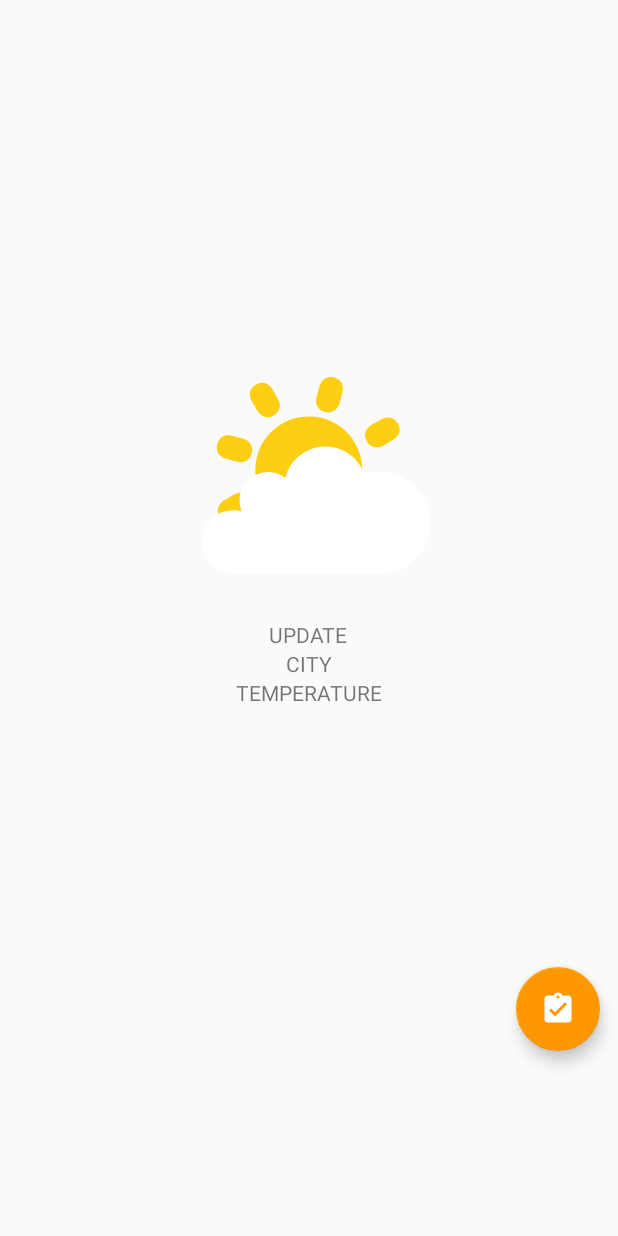
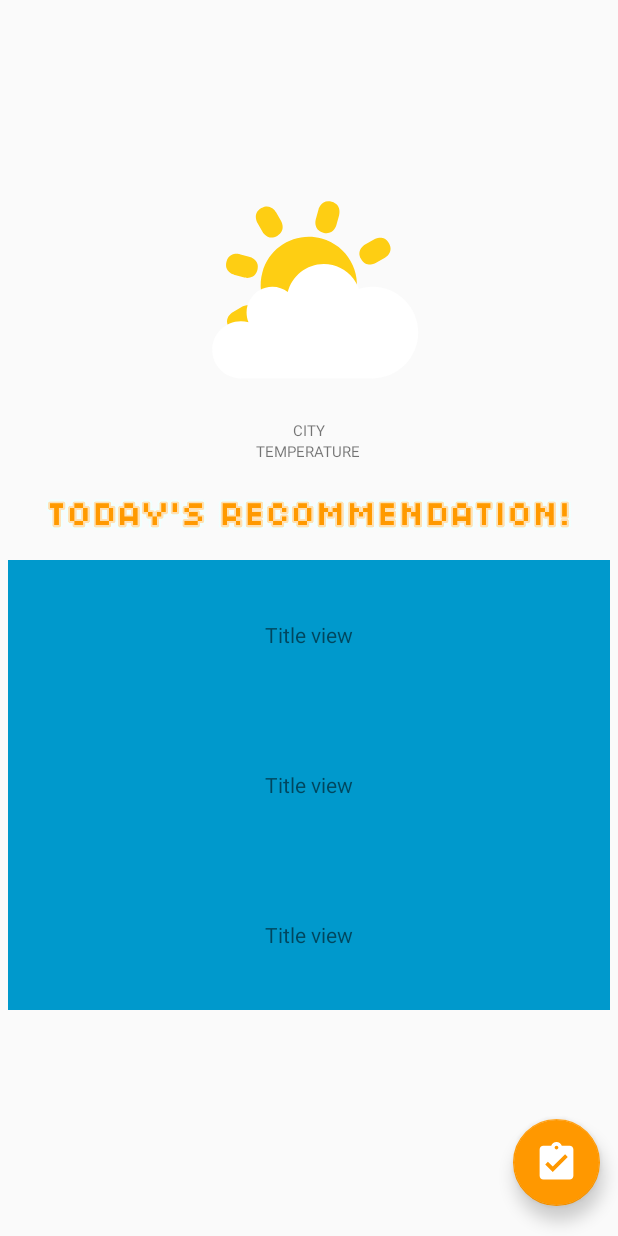
Before and after one commit to ksuh0805/whattowear, an Android app: the layout fragment1.xml on its own in the app's theme, with its tools: preview values and no code run, on a phone screen of 412 x 824 dp. Run offline under Robolectric (Android 15) with nearby library versions, the phone set to English and light mode, and no system bars; plain views replace FoldingCell.

Commit message:
기온별 옷 추천 추가

```diff
--- a/app/src/main/AndroidManifest.xml
+++ b/app/src/main/AndroidManifest.xml
@@ -23,6 +23,7 @@
 
         </activity>
         <activity android:name=".NewPostActivity" />
+        <activity android:name=".ClosetActivity" />
         <activity android:name=".PostDetailActivity" />
         <activity android:name=".SignInActivity" >
             <intent-filter>
--- a/app/src/main/java/com/example/weatherwhat/ClothViewHolder.java
+++ b/app/src/main/java/com/example/weatherwhat/ClothViewHolder.java
@@ -15,6 +15,7 @@ public class ClothViewHolder extends RecyclerView.ViewHolder {
     public TextView nameView;
     public TextView categoryView;
     public ImageView imageView;
+    public ImageView head_image;
     public TextView numStarsView;
     public TextView infoView;
 
@@ -35,6 +36,7 @@ public class ClothViewHolder extends RecyclerView.ViewHolder {
         nameView = itemView.findViewById(R.id.cell_name);
         //categoryView = itemView.findViewById(R.id.postAuthor);
         imageView = itemView.findViewById(R.id.imageview_ex);
+        head_image = itemView.findViewById(R.id.head_image);
         //numStarsView = itemView.findViewById(R.id.postNumStars);
         infoView = itemView.findViewById(R.id.cell_info);
     }
@@ -45,5 +47,6 @@ public class ClothViewHolder extends RecyclerView.ViewHolder {
         //numStarsView.setText(String.valueOf(post.starCount));
         infoView.setText(cloth.info);
         Glide.with(context).load(cloth.imgUrl).into(imageView);
+        Glide.with(context).load(cloth.imgUrl).into(head_image);
     }
 }
--- a/app/src/main/res/layout/cell.xml
+++ b/app/src/main/res/layout/cell.xml
@@ -5,7 +5,8 @@
     android:layout_width="match_parent"
     android:layout_height="wrap_content"
     android:clipChildren="false"
-    android:clipToPadding="false">
+    android:clipToPadding="true"
+    >
 
     <FrameLayout
         android:id="@+id/cell_content_view_ex"
@@ -13,6 +14,12 @@
         android:layout_height="wrap_content"
         android:background="@color/colorPrimaryDark"
         android:visibility="gone">
+        <ImageView
+            android:id="@+id/head_image"
+            android:layout_width="match_parent"
+            android:layout_height="100dp"
+            android:scaleType="centerCrop"
+            />
         <TextView
             android:id="@+id/cell_info"
             android:layout_width="match_parent"
@@ -34,6 +41,7 @@
             android:text="Title view"/>
         <ImageView
             android:id="@+id/imageview_ex"
+            android:padding="5dp"
             android:layout_width="100dp"
             android:layout_height="100dp"
             ></ImageView>
--- a/app/src/main/res/layout/fragment1.xml
+++ b/app/src/main/res/layout/fragment1.xml
@@ -12,27 +12,28 @@
     <com.airbnb.lottie.LottieAnimationView
         android:id="@+id/lottie"
         android:layout_width="match_parent"
-        android:layout_height="200dp"
+        android:layout_height="180dp"
         android:layout_centerHorizontal="true"
         android:layout_centerVertical="true"
         android:scaleType="fitCenter"
         app:lottie_autoPlay="true"
         app:lottie_fileName="sunny2.json"
         app:lottie_loop="true" />
-
+<!--
     <TextView
         android:id="@+id/updated_field"
         android:layout_width="wrap_content"
         android:layout_height="wrap_content"
         android:layout_gravity="center_horizontal"
-        android:text="UPDATE" />
+        android:text="UPDATE" />!-->
 
     <TextView
         android:id="@+id/city_field"
         android:layout_width="wrap_content"
         android:layout_height="wrap_content"
         android:layout_gravity="center_horizontal"
-        android:text="CITY" />
+        android:text="CITY"
+        android:textSize="10dp"/>
 
     <TextView
         android:id="@+id/current_temperature_field"
@@ -40,6 +41,7 @@
         android:layout_height="wrap_content"
         android:layout_gravity="center_horizontal"
         android:text="TEMPERATURE"
+        android:textSize="10dp"
         app:layout_constraintEnd_toEndOf="parent"
         app:layout_constraintStart_toStartOf="parent" />
     <!--
@@ -53,35 +55,73 @@
             app:layout_constraintEnd_toEndOf="parent"
             app:layout_constraintStart_toStartOf="parent" />
     -->
-
+    <FrameLayout
+        android:layout_width="match_parent"
+        android:layout_height="match_parent">
+    <ScrollView
+        android:layout_width="match_parent"
+        android:layout_height="match_parent"
+        android:orientation="vertical"
+        android:gravity ="center"
+        android:fillViewport="true"
+        android:layout_marginTop="0dp"
+        android:id="@+id/scrollView">
+        <LinearLayout
+            android:orientation="vertical"
+            android:id="@+id/layout"
+            android:layout_width="match_parent"
+            android:layout_height="wrap_content">
+            <ImageView
+                android:layout_marginTop="10dp"
+                android:layout_gravity="center"
+                android:layout_width="350dp"
+                android:layout_height="50dp"
+                android:src="@drawable/today"
+                />
+            <androidx.recyclerview.widget.RecyclerView
+                android:id="@+id/ClothList"
+                android:layout_width="match_parent"
+                android:layout_height="match_parent"
+                android:layout_alignParentTop="true"
+                android:clipToPadding="false"
+                android:padding="5dp"
+                android:scrollbars="vertical"
+                tools:listitem="@layout/cell" />
+        </LinearLayout>
+    </ScrollView>
+    <RelativeLayout
+    android:layout_width="match_parent"
+    android:layout_height="match_parent"
+    android:gravity="bottom|right">
     <com.google.android.material.floatingactionbutton.FloatingActionButton
         android:id="@+id/add_fab"
         android:layout_width="wrap_content"
         android:layout_height="wrap_content"
-        android:layout_gravity="bottom|end"
-        android:layout_margin="15dp"
+        android:layout_above="@+id/checklist_fab"
+        android:layout_margin="12dp"
         android:visibility="invisible"
         app:backgroundTint="#ffffff"
+        android:layout_alignParentRight="true"
         app:srcCompat="@drawable/add" />
 
     <com.google.android.material.floatingactionbutton.FloatingActionButton
         android:id="@+id/checklist_fab"
         android:layout_width="wrap_content"
         android:layout_height="wrap_content"
-        android:layout_gravity="bottom|end"
-        android:layout_margin="15dp"
+        android:layout_above="@+id/fab"
+        android:layout_margin="12dp"
         android:visibility="invisible"
         app:backgroundTint="#ffffff"
+        android:layout_alignParentRight="true"
         app:srcCompat="@drawable/checklist" />
 
     <com.google.android.material.floatingactionbutton.FloatingActionButton
         android:id="@+id/fab"
         android:layout_width="wrap_content"
         android:layout_height="wrap_content"
-        android:layout_gravity="bottom|right"
+        app:backgroundTint="#FF9800"
+        android:layout_marginBottom="20dp"
         android:layout_marginRight="12dp"
-        app:backgroundTint="#FF9800"
-        android:layout_marginBottom="10dp"
-        app:srcCompat="@drawable/check" />
-
+        android:layout_alignParentRight="true"
+        app:srcCompat="@drawable/check" /></RelativeLayout></FrameLayout>
 </LinearLayout>
--- a/app/src/main/res/layout/fragment2.xml
+++ b/app/src/main/res/layout/fragment2.xml
@@ -13,14 +13,14 @@
         android:layout_marginBottom="20dp"
         android:layout_marginRight="12dp"
         android:layout_marginTop="100dp"
-        android:src="@drawable/ic_check_black_24dp"/>
+        android:src="@drawable/shirt"/>
     <androidx.recyclerview.widget.RecyclerView
         android:id="@+id/ClothesList"
         android:layout_width="match_parent"
         android:layout_height="match_parent"
         android:layout_alignParentTop="true"
-        android:clipToPadding="false"
-        android:padding="5dp"
+        android:clipToPadding="true"
+        android:padding="10dp"
         android:scrollbars="vertical"
         tools:listitem="@layout/cell" />
 
--- a/app/src/main/res/values/dimens.xml
+++ b/app/src/main/res/values/dimens.xml
@@ -1,6 +1,8 @@
-<resources>
+<resources xmlns:tools="http://schemas.android.com/tools">
     <!-- Default screen margins, per the Android Design guidelines. -->
     <dimen name="activity_horizontal_margin">16dp</dimen>
     <dimen name="activity_vertical_margin">16dp</dimen>
     <dimen name="fab_margin">16dp</dimen>
+    <dimen name="design_fab_size_normal" tools:override="true">58dp</dimen>
+    <dimen name="design_fab_image_size" tools:override="true">30dp</dimen>
 </resources>
```
Also changed, not shown: app/src/main/java/com/example/weatherwhat/Fragment1.java (+116 -4 lines), app/src/main/res/drawable/shirt.png (added), app/src/main/res/drawable/today.png (added).
